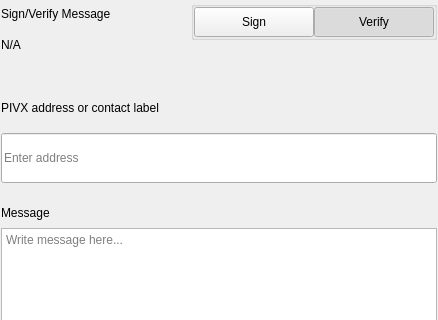
First picture: the form in src/qt/cari/settings/forms/settingssignmessagewidgets.ui, repository VsyncCrypto/VSX, before the edit; both pictures show x 0 to 438 and y 0 to 320 of the 438 by 579 pixel window.
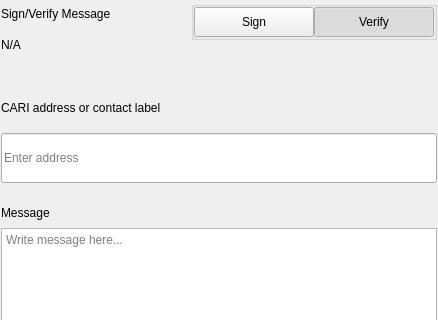
Second picture: the form after the edit.

The edit to the form file:
```diff
--- a/src/qt/cari/settings/forms/settingssignmessagewidgets.ui
+++ b/src/qt/cari/settings/forms/settingssignmessagewidgets.ui
@@ -276,7 +276,7 @@
                </size>
               </property>
               <property name="text">
-               <string>PIVX address or contact label</string>
+               <string>CARI address or contact label</string>
               </property>
              </widget>
             </item>
```
